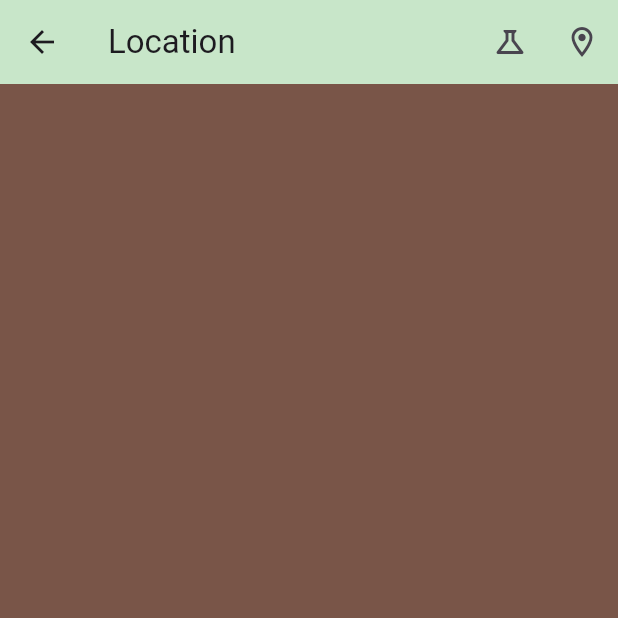
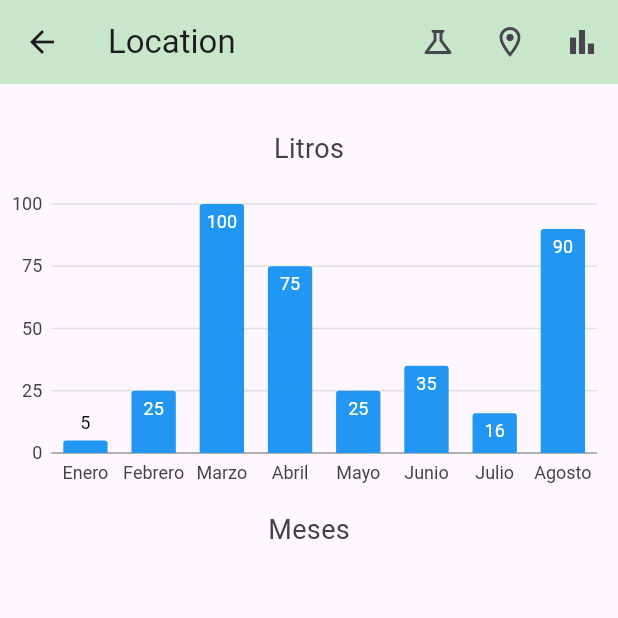
Before and after one commit to ymm83/eAquaSaver_flutter, a Flutter app: the WaterTabs screen opened directly, swiped to page 3, on a phone screen of 412 x 824 dp, the top half of it. Run offline on Flutter 3.47's test engine with Material 3 defaults, Android fonts, the phone set to English and light mode, and no system bars; our stand-ins replace bloc, community_charts_flutter, connectivity_plus, equatable, flutter_bloc, flutter_blue_plus and 6 more; missing offline and left inert: cloudflare_turnstile, flutter_map_cancellable_tile_provider, mapa_app, moment_dart, show_hide_password; accounts and stored records are empty.

Commit message:
add charts to dev

```diff
--- /dev/null
+++ b/lib/screens/device_charts.dart
@@ -0,0 +1,129 @@
+// EXCLUDE_FROM_GALLERY_DOCS_START
+import 'dart:math';
+// EXCLUDE_FROM_GALLERY_DOCS_END
+import 'package:community_charts_flutter/community_charts_flutter.dart' as charts;
+import 'package:flutter/material.dart';
+
+class DeviceCharts extends StatefulWidget {
+  final List<charts.Series<dynamic, String>> seriesList;
+  final bool animate;
+
+  DeviceCharts(this.seriesList, {this.animate = false});
+
+  /// Creates a [BarChart] with sample data and no transition.
+  factory DeviceCharts.withSampleData() {
+    return DeviceCharts(
+      _createSampleData(),
+      // Disable animations for image tests.
+      animate: false,
+    );
+  }
+
+  // EXCLUDE_FROM_GALLERY_DOCS_START
+  // This section is excluded from being copied to the gallery.
+  // It is used for creating random series data to demonstrate animation in
+  // the example app only.
+  factory DeviceCharts.withRandomData() {
+    return DeviceCharts(_createRandomData());
+  }
+
+  /// Create random data.
+  static List<charts.Series<OrdinalSales, String>> _createRandomData() {
+    final random = Random();
+
+    final data = [
+      OrdinalSales('2014', random.nextInt(100)),
+      OrdinalSales('2015', random.nextInt(100)),
+      OrdinalSales('2016', random.nextInt(100)),
+      OrdinalSales('2017', random.nextInt(100)),
+    ];
+
+    return [
+      charts.Series<OrdinalSales, String>(
+          id: 'Sales',
+          domainFn: (OrdinalSales sales, _) => sales.year,
+          measureFn: (OrdinalSales sales, _) => sales.sales,
+          data: data,
+          // Set a label accessor to control the text of the bar label.
+          labelAccessorFn: (OrdinalSales sales, _) => sales.sales.toString())
+    ];
+  }
+
+  @override
+  State<DeviceCharts> createState() => _DeviceChartsState();
+
+  /// Create one series with sample hard coded data.
+  static List<charts.Series<OrdinalSales, String>> _createSampleData() {
+    final data = [
+      OrdinalSales('Enero', 5),
+      OrdinalSales('Febrero', 25),
+      OrdinalSales('Marzo', 100),
+      OrdinalSales('Abril', 75),
+      OrdinalSales('Mayo', 25),
+      OrdinalSales('Junio', 35),
+      OrdinalSales('Julio', 16),
+      OrdinalSales('Agosto', 90),
+    ];
+
+    return [
+      charts.Series<OrdinalSales, String>(
+          id: 'Sales',
+          domainFn: (OrdinalSales sales, _) => sales.year,
+          measureFn: (OrdinalSales sales, _) => sales.sales,
+          data: data,
+          displayName: 'ddd',
+          // Set a label accessor to control the text of the bar label.
+          labelAccessorFn: (OrdinalSales sales, _) => '${sales.sales.toString()}')
+    ];
+  }
+}
+
+class _DeviceChartsState extends State<DeviceCharts> {
+  // EXCLUDE_FROM_GALLERY_DOCS_END
+  @override
+  Widget build(BuildContext context) {
+    return Column(
+      children: [
+        const SizedBox(height: 20),
+        SizedBox(
+          width: 900,
+          height: 300,
+          child: charts.BarChart(
+            behaviors: [
+              charts.ChartTitle('Litros',
+                  behaviorPosition: charts.BehaviorPosition.top,
+                  titleOutsideJustification: charts.OutsideJustification.start,
+                  innerPadding: 18),
+              charts.ChartTitle('Meses',
+                  behaviorPosition: charts.BehaviorPosition.bottom,
+                  titleOutsideJustification: charts.OutsideJustification.middleDrawArea),
+              /*charts.ChartTitle('Start title',
+                  behaviorPosition: charts.BehaviorPosition.start,
+                  titleOutsideJustification: charts.OutsideJustification.middleDrawArea),*/
+              /*charts.ChartTitle('End title',
+                  behaviorPosition: charts.BehaviorPosition.end,
+                  titleOutsideJustification: charts.OutsideJustification.middleDrawArea),*/
+            ],
+            widget.seriesList,
+            animate: widget.animate,
+            // Set a bar label decorator.
+            // Example configuring different styles for inside/outside:
+            //       barRendererDecorator: new charts.BarLabelDecorator(
+            //          insideLabelStyleSpec: new charts.TextStyleSpec(...),
+            //          outsideLabelStyleSpec: new charts.TextStyleSpec(...)),
+            barRendererDecorator: charts.BarLabelDecorator<String>(),
+            domainAxis: const charts.OrdinalAxisSpec(),
+          ),
+        ),
+      ],
+    );
+  }
+}
+
+/// Sample ordinal data type.
+class OrdinalSales {
+  final String year;
+  final int sales;
+
+  OrdinalSales(this.year, this.sales);
+}
--- a/lib/screens/splash_screen.dart
+++ b/lib/screens/splash_screen.dart
@@ -17,7 +17,7 @@ class _SplashPageState extends State<SplashPage> {
 
   Future<void> _redirect() async {
     //await Future.delayed(Duration.zero);
-    await Future.delayed(const Duration(seconds: 3));
+    await Future.delayed(const Duration(seconds: 1));
     if (!mounted) {
       return;
     }
--- a/lib/screens/water_tabs.dart
+++ b/lib/screens/water_tabs.dart
@@ -1,3 +1,4 @@
+import 'package:eaquasaver_flutter_app/screens/device_charts.dart';
 import 'package:flutter/material.dart';
 import 'map_sceen.dart';
 import 'water_sceen.dart';
@@ -52,6 +53,16 @@ class _WaterTabsState extends State<WaterTabs> with SingleTickerProviderStateMix
               _pageController.jumpToPage(1);
             },
           ),
+          IconButton(
+            icon: const Icon(Icons.bar_chart_sharp),
+            onPressed: () {
+              setState(() {
+                pageTitle = 'Charts';
+                pageChanged = 2;
+              });
+              _pageController.jumpToPage(2);
+            },
+          ),
         ],
         backgroundColor: Colors.green[100],
         elevation: 0,
@@ -70,9 +81,7 @@ class _WaterTabsState extends State<WaterTabs> with SingleTickerProviderStateMix
         children: [
           const WaterScreen(),
           const MapScreen(),
-          Container(
-            color: Colors.brown,
-          ),
+          DeviceCharts.withSampleData(),
         ],
       ),
     );
--- a/pubspec.yaml
+++ b/pubspec.yaml
@@ -50,6 +50,8 @@ dependencies:
   flutter_map_cancellable_tile_provider: ^3.0.0
   latlong2: ^0.9.1
   connectivity_plus: ^6.0.3
+  d_chart: ^2.6.9
+  community_charts_flutter: ^1.0.4
 
 dev_dependencies:
   flutter_test:
```
Also changed, not shown: lib/screens/main_tabs.dart (+31 -9 lines), lib/screens/user_dashboard.dart (+12 -4 lines).
